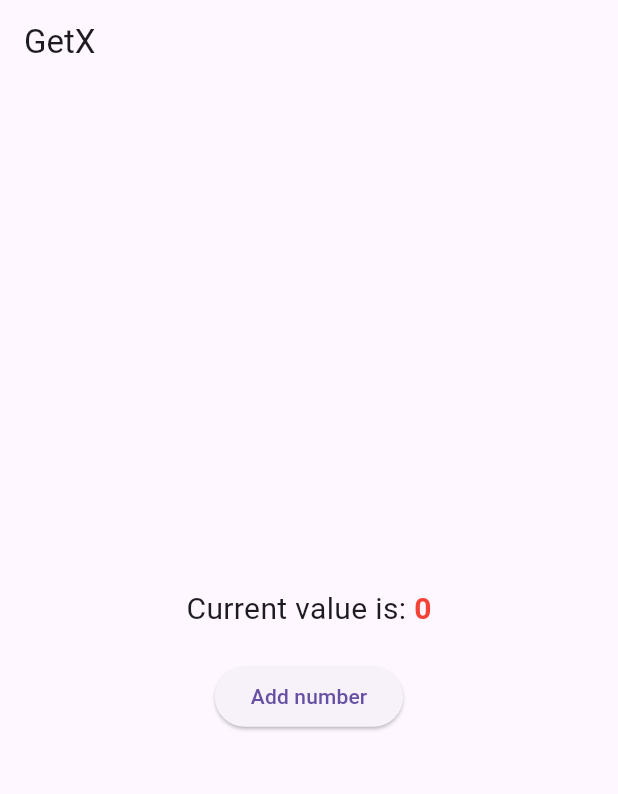
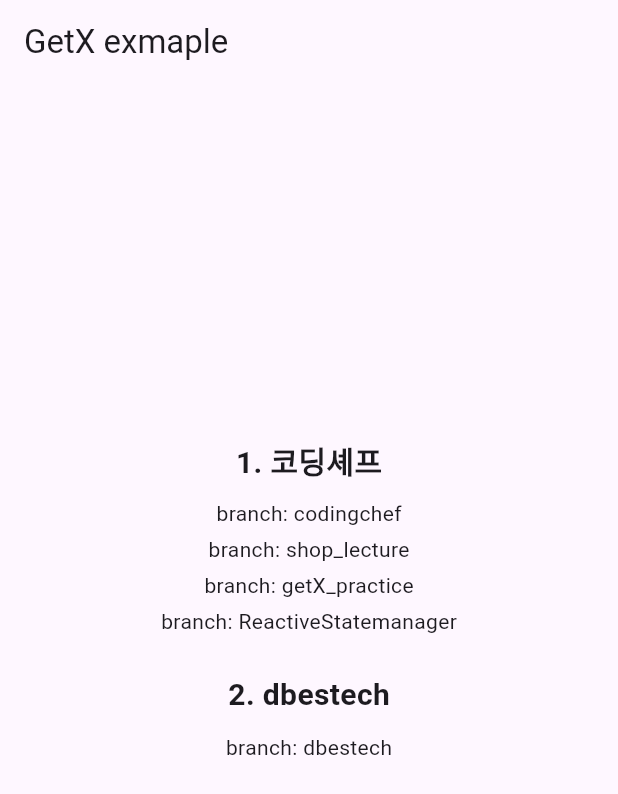
Before and after one commit to y8nju/flutter_getX, a Flutter app: the screen it shows after launch, on a phone screen of 412 x 824 dp. Shown: the top 794 px of the screen. Run offline on Flutter 3.47's test engine with Material 3 defaults, Android fonts, the phone set to English and light mode, and no system bars.

Commit message:
remove: reset file

```diff
--- a/lib/controller.dart
+++ /dev/null
@@ -1,11 +0,0 @@
-import 'package:get/get.dart';
-
-class Controller extends GetxController {
-  int _x = 0;
-  int get x => _x;
-
-  void increment() {
-    _x++;
-    update();
-  }
-}
--- a/lib/main.dart
+++ b/lib/main.dart
@@ -1,8 +1,6 @@
 import 'package:flutter/material.dart';
-import 'package:getx_begginer/controller.dart';
-import 'package:get/get.dart';
 
-void main() => runApp(MyApp());
+void main() => runApp(const MyApp());
 
 class MyApp extends StatelessWidget {
   const MyApp({super.key});
@@ -15,47 +13,66 @@ class MyApp extends StatelessWidget {
     return MaterialApp(
       home: Scaffold(
         appBar: AppBar(
-            title: Text('GetX'),
+          title: const Text('GetX exmaple'),
         ),
-          body: Center(
+        body: const Center(
           child: Column(
             mainAxisAlignment: MainAxisAlignment.center,
-              crossAxisAlignment: CrossAxisAlignment.center,
             children: [
-                GetBuilder<Controller>(
-                  init: Controller(),
-                  builder: (_) => Text.rich(
-                    TextSpan(
+              Text(
+                '1. 코딩셰프',
                 style: TextStyle(
+                  fontWeight: FontWeight.bold,
                   fontSize: 20,
                 ),
-                      children: [
-                        TextSpan(
-                          text: 'Current value is: ',
               ),
-                        TextSpan(
-                          text: '${Get.find<Controller>().x}',
+              SizedBox(
+                height: 10,
+              ),
+              Text(
+                'branch: codingchef',
+              ),
+              SizedBox(
+                height: 4,
+              ),
+              Text(
+                'branch: shop_lecture',
+              ),
+              SizedBox(
+                height: 4,
+              ),
+              Text(
+                'branch: getX_practice',
+              ),
+              SizedBox(
+                height: 4,
+              ),
+              Text(
+                'branch: ReactiveStatemanager',
+              ),
+              SizedBox(
+                height: 25,
+              ),
+              Text(
+                '2. dbestech',
                 style: TextStyle(
                   fontWeight: FontWeight.bold,
-                            color: Colors.red,
+                  fontSize: 20,
                 ),
+              ),
+              SizedBox(
+                height: 10,
+              ),
+              Text(
+                'branch: dbestech',
+              ),
+              SizedBox(
+                height: 80,
               ),
             ],
           ),
         ),
       ),
-                SizedBox(
-                  height: 20,
-                ),
-                ElevatedButton(
-                  onPressed: () {
-                    Get.find<Controller>().increment();
-                  },
-                  child: Text('Add number'),
-                ),
-              ],
-            ),
-          )),
     );
   }
 }
```
Also changed, not shown: 3 other files. Lines whose indentation alone changed are shown as unchanged.
